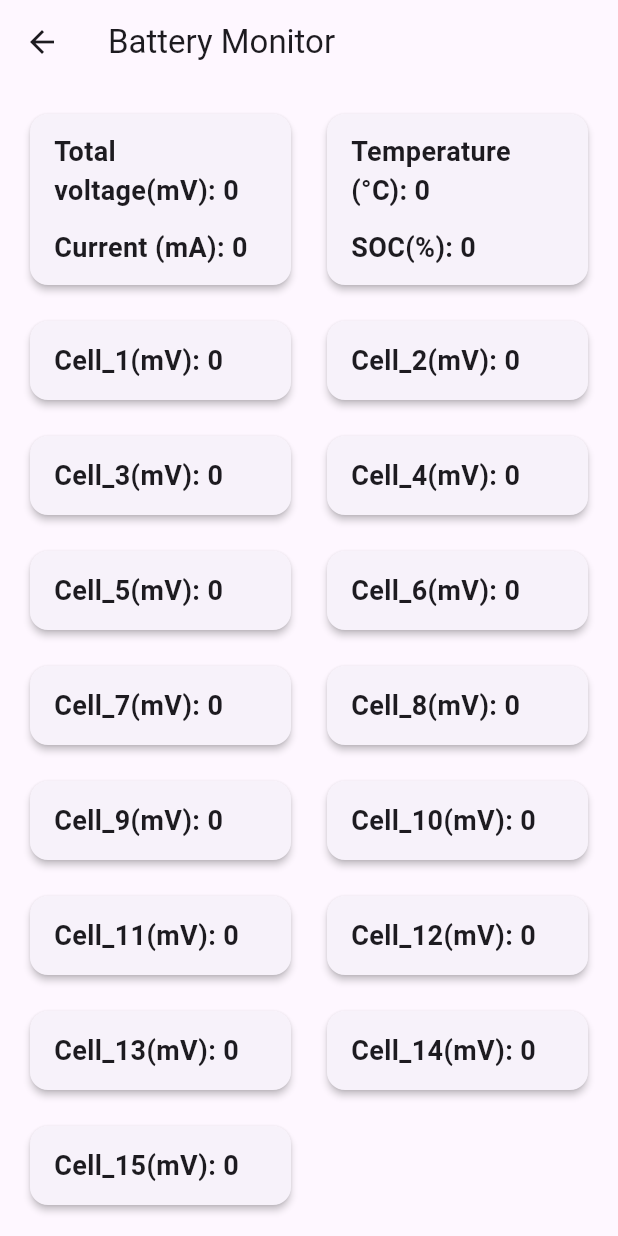
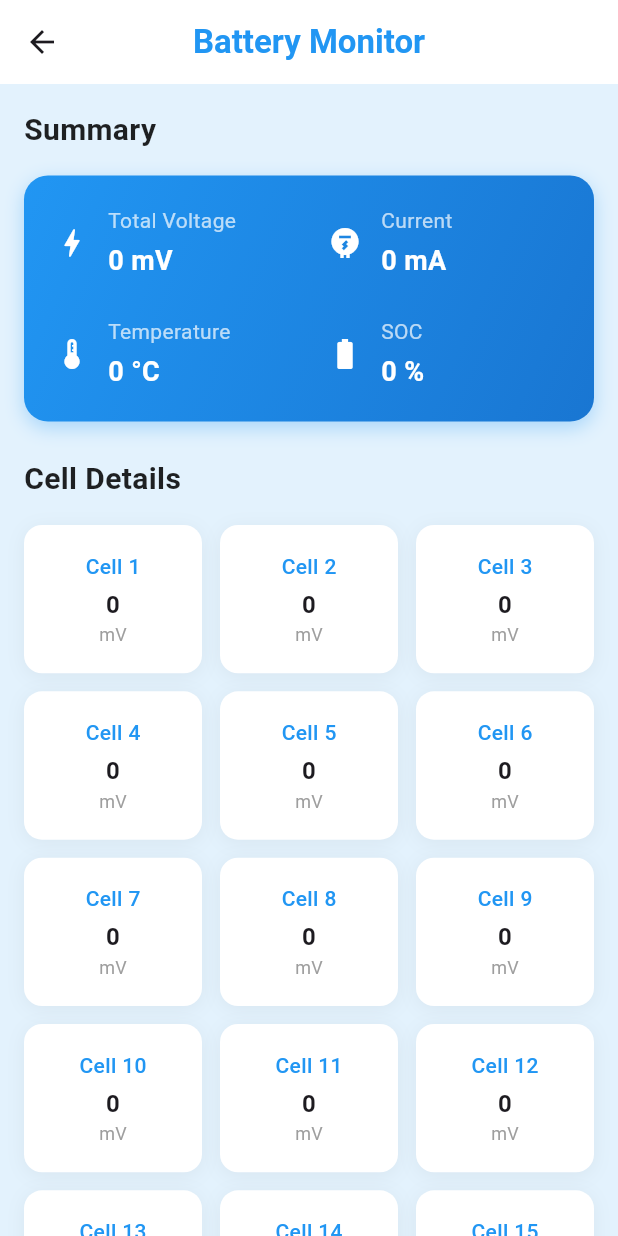
Before and after one commit to JaydenJie/canworkidp, a Flutter app: the BatteryMonitorPage screen opened directly with empty values, on a phone screen of 412 x 824 dp. Run offline on Flutter 3.47's test engine with Material 3 defaults, Android fonts, the phone set to English and light mode, and no system bars; our stand-ins replace flutter_blue_plus, permission_handler.

Commit message:
6.3 update
battery status

```diff
--- a/idp-master/idp-master/lib/battery_status_page.dart
+++ b/idp-master/idp-master/lib/battery_status_page.dart
@@ -4,6 +4,11 @@ class BatteryMonitorPage extends StatelessWidget {
   final List<List<int>> readings;
 
   const BatteryMonitorPage({super.key, required this.readings});
+
+  // Color scheme definition
+  static const Color primaryBlue = Color(0xFF2196F3);  // Material Blue
+  static const Color lightBlue = Color(0xFFE3F2FD);    // Very light blue for backgrounds
+  static const Color darkBlue = Color(0xFF1976D2);     // Darker blue for emphasis
 
   int _parseVoltage(int highByte, int lowByte) {
     String hexString = highByte.toRadixString(16).padLeft(2, '0') +
@@ -64,55 +69,46 @@ class BatteryMonitorPage extends StatelessWidget {
     final batteryData = _processBatteryData(readings);
 
     return Scaffold(
+      backgroundColor: lightBlue,
       appBar: AppBar(
-        title: const Text('Battery Monitor'),
+        elevation: 0,
+        backgroundColor: Colors.white,
+        title: const Text(
+          'Battery Monitor',
+          style: TextStyle(
+            color: primaryBlue,
+            fontWeight: FontWeight.w600,
           ),
-      body: SingleChildScrollView(
-        child: Padding(
+        ),
+        centerTitle: true,
+      ),
+      body: SafeArea(
+        child: SingleChildScrollView(
           padding: const EdgeInsets.all(16.0),
           child: Column(
+            crossAxisAlignment: CrossAxisAlignment.start,
             children: [
-              // Summary Cards with adjusted height
-              Row(
-                children: [
-                  Expanded(
-                    child: _buildSummaryCard(
-                      'Total voltage(mV)',
-                      batteryData['totalVoltage'].toString(),
-                      'Current (mA)',
-                      batteryData['current'].toString(),
+              const Text(
+                'Summary',
+                style: TextStyle(
+                  fontSize: 20,
+                  fontWeight: FontWeight.bold,
+                  color: Colors.black87,
                 ),
               ),
-                  const SizedBox(width: 16),
-                  Expanded(
-                    child: _buildSummaryCard(
-                      'Temperature (°C)',
-                      batteryData['temperature'].toString(),
-                      'SOC(%)',
-                      batteryData['soc'].toString(),
+              const SizedBox(height: 16),
+              _buildMainStats(batteryData),
+              const SizedBox(height: 24),
+              const Text(
+                'Cell Details',
+                style: TextStyle(
+                  fontSize: 20,
+                  fontWeight: FontWeight.bold,
+                  color: Colors.black87,
                 ),
               ),
-                ],
-              ),
               const SizedBox(height: 16),
-              // Adjusted Cell Grid
-              GridView.builder(
-                physics: const NeverScrollableScrollPhysics(),
-                shrinkWrap: true,
-                gridDelegate: const SliverGridDelegateWithFixedCrossAxisCount(
-                  crossAxisCount: 2,
-                  childAspectRatio: 3.0, // Increased from 2.5 to make cells wider
-                  crossAxisSpacing: 16,
-                  mainAxisSpacing: 16,
-                ),
-                itemCount: 15,
-                itemBuilder: (context, index) {
-                  return _buildCellCard(
-                    'Cell_${index + 1}',
-                    batteryData['cell${index + 1}'].toString(),
-                  );
-                },
-              ),
+              _buildCellGrid(batteryData),
             ],
           ),
         ),
@@ -120,53 +116,157 @@ class BatteryMonitorPage extends StatelessWidget {
     );
   }
 
-  Widget _buildSummaryCard(String title1, String value1, String title2, String value2) {
-    return Card(
-      elevation: 2,
-      child: Padding(
-        padding: const EdgeInsets.symmetric(horizontal: 16.0, vertical: 12.0),
+  Widget _buildMainStats(Map<String, int> data) {
+    return Container(
+      decoration: BoxDecoration(
+        gradient: const LinearGradient(
+          begin: Alignment.topLeft,
+          end: Alignment.bottomRight,
+          colors: [primaryBlue, darkBlue],
+        ),
+        borderRadius: BorderRadius.circular(16),
+        boxShadow: [
+          BoxShadow(
+            color: primaryBlue.withOpacity(0.3),
+            blurRadius: 10,
+            offset: const Offset(0, 4),
+          ),
+        ],
+      ),
+      padding: const EdgeInsets.all(20),
       child: Column(
+        children: [
+          Row(
+            children: [
+              _buildMainStatItem(
+                'Total Voltage',
+                '${data['totalVoltage']}',
+                'mV',
+                Icons.bolt,
+              ),
+              const SizedBox(width: 24),
+              _buildMainStatItem(
+                'Current',
+                '${data['current']}',
+                'mA',
+                Icons.electric_meter,
+              ),
+            ],
+          ),
+          const SizedBox(height: 24),
+          Row(
+            children: [
+              _buildMainStatItem(
+                'Temperature',
+                '${data['temperature']}',
+                '°C',
+                Icons.thermostat,
+              ),
+              const SizedBox(width: 24),
+              _buildMainStatItem(
+                'SOC',
+                '${data['soc']}',
+                '%',
+                Icons.battery_full,
+              ),
+            ],
+          ),
+        ],
+      ),
+    );
+  }
+
+  Widget _buildMainStatItem(String label, String value, String unit, IconData icon) {
+    return Expanded(
+      child: Row(
+        children: [
+          Icon(
+            icon,
+            color: Colors.white,
+            size: 24,
+          ),
+          const SizedBox(width: 12),
+          Column(
             crossAxisAlignment: CrossAxisAlignment.start,
             children: [
               Text(
-              '$title1: $value1',
+                label,
                 style: const TextStyle(
-                fontSize: 18,
-                fontWeight: FontWeight.bold,
+                  color: Colors.white70,
+                  fontSize: 14,
                 ),
               ),
-            const SizedBox(height: 12),
+              const SizedBox(height: 4),
               Text(
-              '$title2: $value2',
+                '$value $unit',
                 style: const TextStyle(
+                  color: Colors.white,
                   fontSize: 18,
                   fontWeight: FontWeight.bold,
                 ),
               ),
             ],
           ),
+        ],
       ),
     );
   }
 
-  Widget _buildCellCard(String title, String value) {
-    return Card(
-      elevation: 2,
-      child: Container(
-        width: double.infinity,
-        padding: const EdgeInsets.symmetric(horizontal: 16.0, vertical: 12.0),
-        child: FittedBox(
-          fit: BoxFit.scaleDown,
-          alignment: Alignment.centerLeft,
-          child: Text(
-            '$title(mV): $value',
+  Widget _buildCellGrid(Map<String, int> data) {
+    return GridView.builder(
+      physics: const NeverScrollableScrollPhysics(),
+      shrinkWrap: true,
+      gridDelegate: const SliverGridDelegateWithFixedCrossAxisCount(
+        crossAxisCount: 3,
+        childAspectRatio: 1.2,
+        crossAxisSpacing: 12,
+        mainAxisSpacing: 12,
+      ),
+      itemCount: 15,
+      itemBuilder: (context, index) {
+        return Container(
+          decoration: BoxDecoration(
+            color: Colors.white,
+            borderRadius: BorderRadius.circular(12),
+            boxShadow: [
+              BoxShadow(
+                color: Colors.black.withOpacity(0.05),
+                blurRadius: 10,
+                offset: const Offset(0, 2),
+              ),
+            ],
+          ),
+          padding: const EdgeInsets.all(12),
+          child: Column(
+            mainAxisAlignment: MainAxisAlignment.center,
+            children: [
+              Text(
+                'Cell ${index + 1}',
                 style: const TextStyle(
-              fontSize: 18,
+                  color: primaryBlue,
+                  fontSize: 14,
+                  fontWeight: FontWeight.w500,
+                ),
+              ),
+              const SizedBox(height: 4),
+              Text(
+                '${data['cell${index + 1}']}',
+                style: const TextStyle(
+                  fontSize: 16,
                   fontWeight: FontWeight.bold,
                 ),
               ),
+              const Text(
+                'mV',
+                style: TextStyle(
+                  fontSize: 12,
+                  color: Colors.grey,
                 ),
               ),
+            ],
+          ),
+        );
+      },
     );
   }
 }
--- a/idp-master/idp-master/lib/bluetooth_manager.dart
+++ b/idp-master/idp-master/lib/bluetooth_manager.dart
@@ -26,7 +26,7 @@ class _BleControllerState extends State<BleController> {
 
   void _initBluetooth() async {
     if (await FlutterBluePlus.isSupported == false) {
-      print("此裝置不支援藍牙");
+      print("Bluetooth is not supported on this device");
       return;
     }
     _adapterStateSubscription = FlutterBluePlus.adapterState.listen((state) {
--- a/idp-master/idp-master/lib/bluetooth_searching_page.dart
+++ b/idp-master/idp-master/lib/bluetooth_searching_page.dart
@@ -2,7 +2,7 @@ import 'dart:io';
 import 'package:flutter/material.dart';
 import 'package:flutter_blue_plus/flutter_blue_plus.dart';
 import 'characteristics_page.dart';
-import 'package:permission_handler/permission_handler.dart'; // Add this package to pubspec.yaml
+import 'package:permission_handler/permission_handler.dart';
 
 class BluetoothScannerPage extends StatefulWidget {
   const BluetoothScannerPage({super.key});
--- a/idp-master/idp-master/lib/main.dart
+++ b/idp-master/idp-master/lib/main.dart
@@ -1,7 +1,6 @@
 import 'package:flutter/material.dart';
 import 'bluetooth_searching_page.dart';
 
-//hello egg
 void main() {
   runApp(MyApp());
 }
@@ -11,7 +10,7 @@ class MyApp extends StatelessWidget {
   Widget build(BuildContext context) {
     return MaterialApp(
       debugShowCheckedModeBanner: false,
-      home: BluetoothScannerPage(), // The first page of the app
+      home: BluetoothScannerPage(), // Homepage
     );
   }
 }
```
Lines whose indentation alone changed are shown as unchanged.
